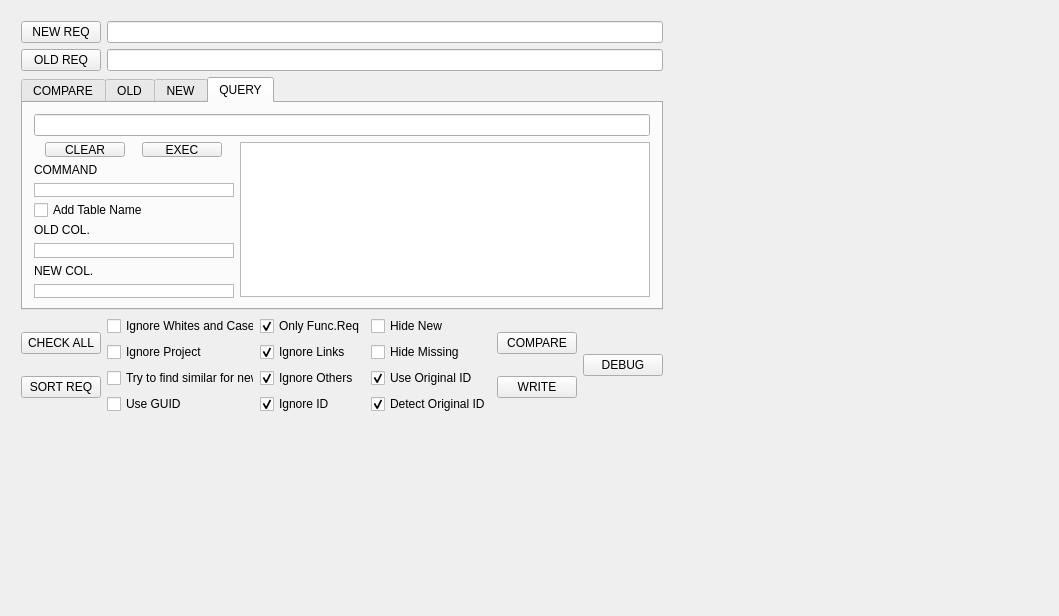
Before: the Qt Designer form CompareReqGUISQL/mainwindow.ui in svobodapraha/CompareReqGUISQL, drawn with Qt 5.
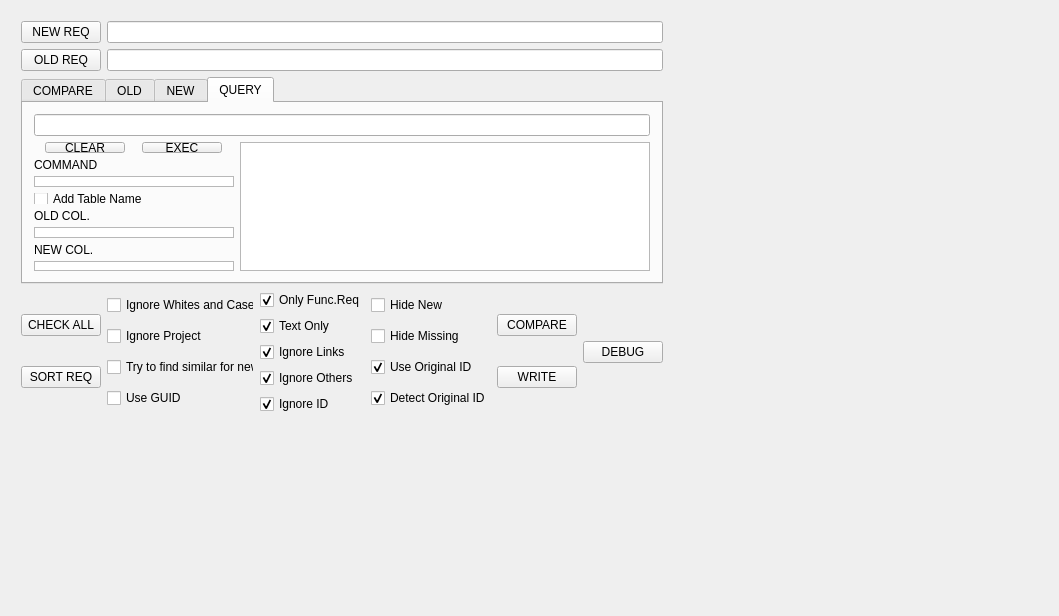
After: the same form once the commit is applied.

What changed in the file:
```diff
--- a/CompareReqGUISQL/mainwindow.ui
+++ b/CompareReqGUISQL/mainwindow.ui
@@ -287,6 +287,16 @@
            </property>
           </widget>
          </item>
+         <item>
+          <widget class="QCheckBox" name="cb_TextOnly">
+           <property name="text">
+            <string>Text Only</string>
+           </property>
+           <property name="checked">
+            <bool>true</bool>
+           </property>
+          </widget>
+         </item>
          <item>
           <widget class="QCheckBox" name="cb_IgnoreLinks">
            <property name="text">
```
